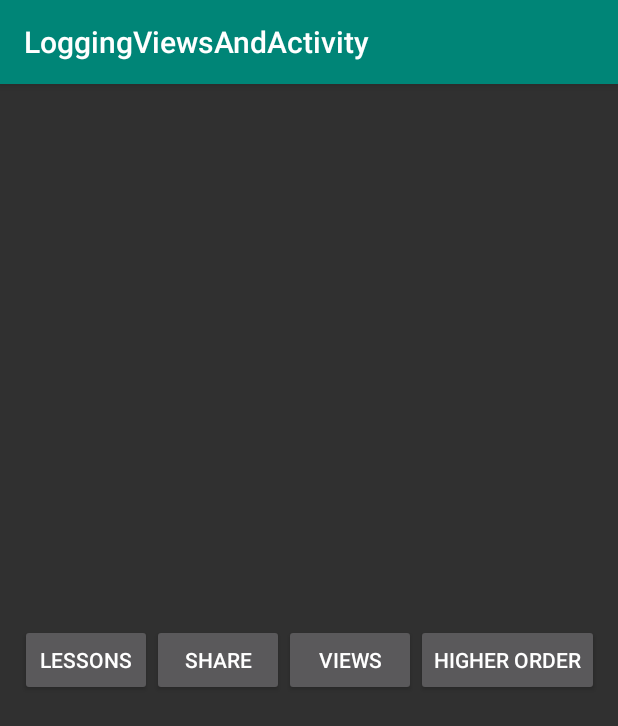
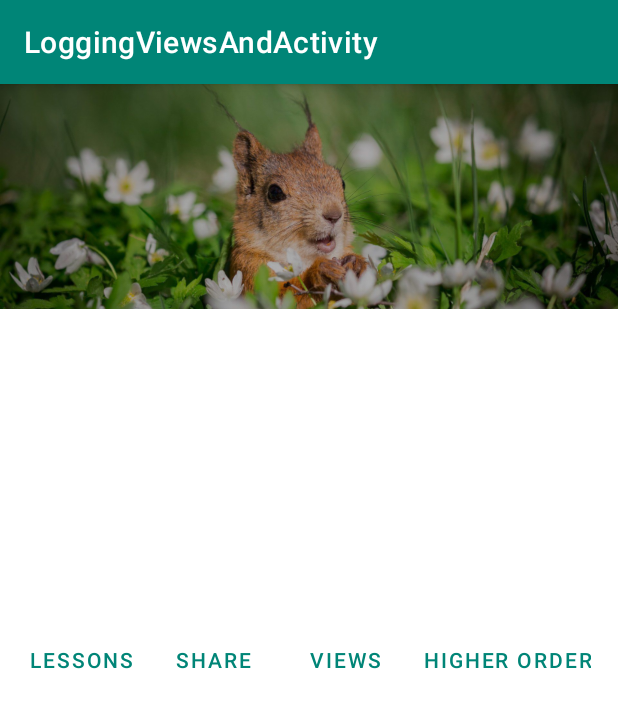
Before and after one commit to Liszten/LogginViewsAndActivity, an Android app: the screen it shows after launch (MainActivity), on a phone screen of 412 x 824 dp. Shown: the top 726 px of the screen. Run offline under Robolectric (Android 15) with nearby library versions, the phone set to English and light mode, and no system bars.

Commit message:
Constraint layout

```diff
--- a/app/build.gradle
+++ b/app/build.gradle
@@ -49,4 +49,5 @@ dependencies {
     kapt 'com.squareup.moshi:moshi-kotlin-codegen:1.9.2'
 
     implementation 'com.github.bumptech.glide:glide:4.10.0'
+    implementation 'com.google.android.material:material:1.1.0-rc01'
 }
--- /dev/null
+++ b/app/src/main/res/drawable/ic_attach_money_black_24dp.xml
@@ -0,0 +1,5 @@
+<vector android:height="24dp" android:tint="#FFFFFF"
+    android:viewportHeight="24.0" android:viewportWidth="24.0"
+    android:width="24dp" xmlns:android="http://schemas.android.com/apk/res/android">
+    <path android:fillColor="#FF000000" android:pathData="M11.8,10.9c-2.27,-0.59 -3,-1.2 -3,-2.15 0,-1.09 1.01,-1.85 2.7,-1.85 1.78,0 2.44,0.85 2.5,2.1h2.21c-0.07,-1.72 -1.12,-3.3 -3.21,-3.81V3h-3v2.16c-1.94,0.42 -3.5,1.68 -3.5,3.61 0,2.31 1.91,3.46 4.7,4.13 2.5,0.6 3,1.48 3,2.41 0,0.69 -0.49,1.79 -2.7,1.79 -2.06,0 -2.87,-0.92 -2.98,-2.1h-2.2c0.12,2.19 1.76,3.42 3.68,3.83V21h3v-2.15c1.95,-0.37 3.5,-1.5 3.5,-3.55 0,-2.84 -2.43,-3.81 -4.7,-4.4z"/>
+</vector>
--- a/app/src/main/res/layout/activity_main.xml
+++ b/app/src/main/res/layout/activity_main.xml
@@ -17,12 +17,14 @@
 
         <Button
             android:id="@+id/open_lessons"
+            style="@style/Widget.MaterialComponents.Button.TextButton"
             android:layout_width="wrap_content"
             android:layout_height="wrap_content"
             android:text="@string/lesson_button_string" />
 
         <Button
             android:id="@+id/share_main"
+            style="@style/Widget.MaterialComponents.Button.TextButton"
             android:layout_width="wrap_content"
             android:layout_height="wrap_content"
             android:layout_weight="1"
@@ -30,6 +32,7 @@
 
         <Button
             android:id="@+id/open_views"
+            style="@style/Widget.MaterialComponents.Button.TextButton"
             android:layout_width="wrap_content"
             android:layout_height="wrap_content"
             android:layout_weight="1"
@@ -37,10 +40,21 @@
 
         <Button
             android:id="@+id/open_higher_order"
+            style="@style/Widget.MaterialComponents.Button.TextButton"
             android:layout_width="wrap_content"
             android:layout_height="wrap_content"
             android:layout_weight="1"
             android:text="Higher Order" />
     </LinearLayout>
 
+    <ImageView
+        android:id="@+id/imageView2"
+        android:layout_width="0dp"
+        android:layout_height="150dp"
+        android:scaleType="centerCrop"
+        app:layout_constraintEnd_toEndOf="parent"
+        app:layout_constraintStart_toStartOf="parent"
+        app:layout_constraintTop_toTopOf="parent"
+        app:srcCompat="@drawable/canon_get_inspired_urban_nature_photography_tips_1_1920x1080_tint" />
+
 </androidx.constraintlayout.widget.ConstraintLayout>
--- a/app/src/main/res/menu/menu.xml
+++ b/app/src/main/res/menu/menu.xml
@@ -4,6 +4,7 @@
     <item
         android:id="@+id/logout"
         android:enabled="true"
+        android:icon="@drawable/ic_attach_money_black_24dp"
         android:title="@string/logout"
         android:visible="true"
         app:showAsAction="always" />
--- a/app/src/main/res/values/styles.xml
+++ b/app/src/main/res/values/styles.xml
@@ -1,7 +1,7 @@
 <resources>
 
     <!-- Base application theme. -->
-    <style name="AppTheme" parent="Theme.AppCompat">
+    <style name="AppTheme" parent="Theme.MaterialComponents.Light.DarkActionBar">
         <!-- Customize your theme here. -->
         <item name="colorPrimary">@color/colorPrimary</item>
         <item name="colorPrimaryDark">@color/colorPrimaryDark</item>
```
Also changed, not shown: app/src/main/res/layout/item_lesson.xml (+75 -35 lines), app/src/main/res/drawable-mdpi/canon_get_inspired_urban_nature_photography_tips_1_1920x1080_tint.png (added), 5 other files.
